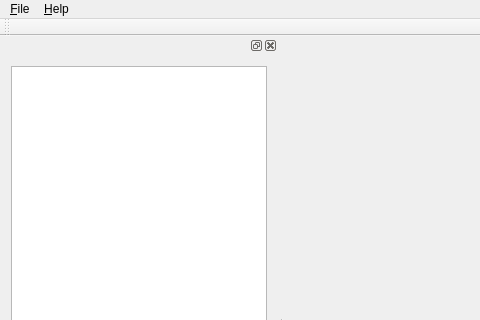
Qt form qt-vtk/ui/mainwindow.ui (itcd/volume-rendering-vtk-qt-python) before a commit; both pictures show x 0 to 480 and y 0 to 320 of the 1000 by 700 pixel window.
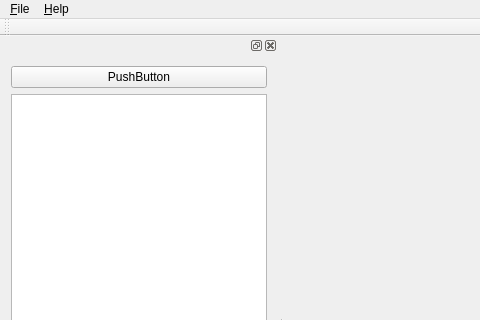
The same form after that commit.

Commit message: add decorators to slots

Diff of the .ui file:
```diff
--- a/qt-vtk/ui/mainwindow.ui
+++ b/qt-vtk/ui/mainwindow.ui
@@ -62,6 +62,13 @@
    </attribute>
    <widget class="QWidget" name="dockWidgetContents">
     <layout class="QVBoxLayout" name="verticalLayout_2">
+     <item>
+      <widget class="QPushButton" name="pushButton">
+       <property name="text">
+        <string>PushButton</string>
+       </property>
+      </widget>
+     </item>
      <item>
       <widget class="QListView" name="listView"/>
      </item>
```
The commit also changes 1 other file.
